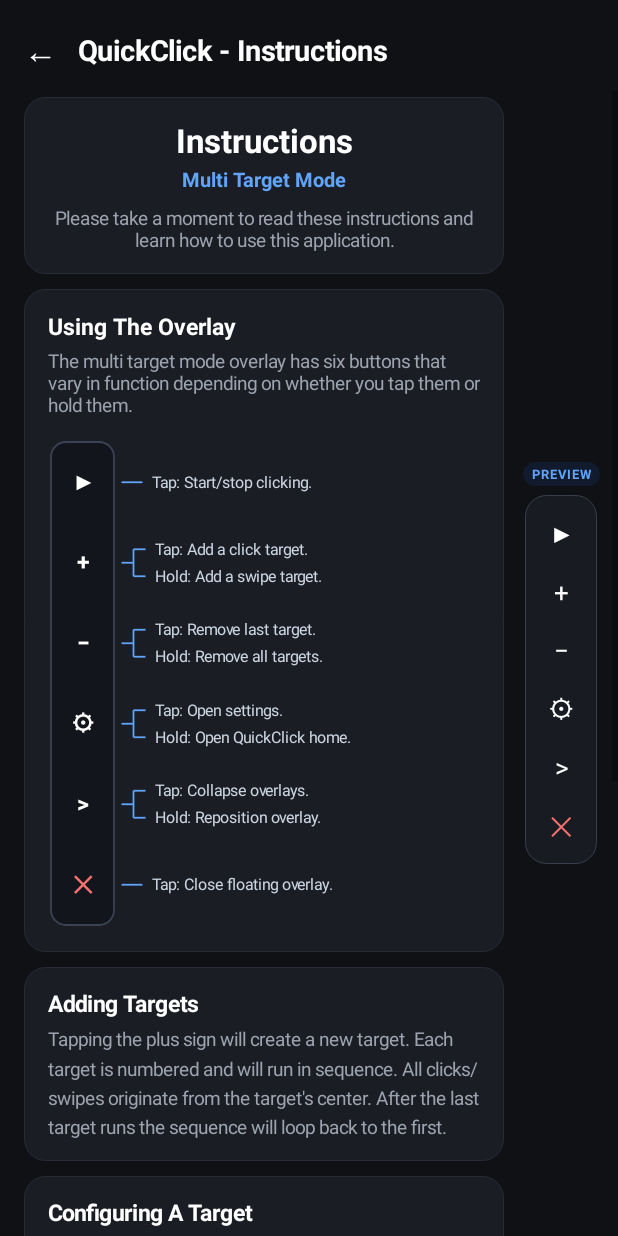
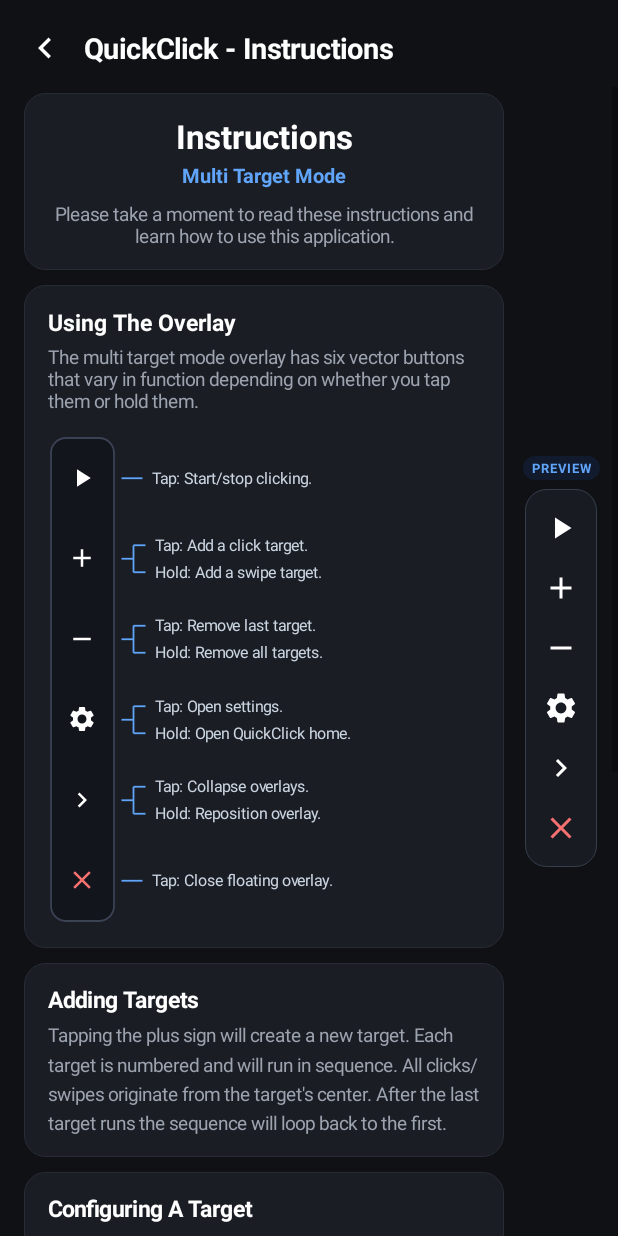
Before and after one commit to gwentale/QuickClick, an Android app: the InstructionsActivity screen opened directly, with no data from a screen before it, on a phone screen of 412 x 824 dp. Run offline under Robolectric (Android 15) with nearby library versions, the phone set to English and light mode, and no system bars.

Commit message:
Update InstructionsActivity.kt

```diff
--- a/app/src/main/java/com/app/autoclicker/ui/InstructionsActivity.kt
+++ b/app/src/main/java/com/app/autoclicker/ui/InstructionsActivity.kt
@@ -1,10 +1,12 @@
 package com.app.autoclicker.ui
 
 import android.content.Context
+import android.content.res.ColorStateList
 import android.graphics.Canvas
 import android.graphics.Color
 import android.graphics.Paint
 import android.graphics.Typeface
+import android.graphics.drawable.Drawable
 import android.graphics.drawable.GradientDrawable
 import android.os.Bundle
 import android.text.Layout
@@ -13,11 +15,14 @@ import android.text.TextPaint
 import android.view.Gravity
 import android.view.View
 import android.widget.FrameLayout
+import android.widget.ImageView
 import android.widget.LinearLayout
 import android.widget.ScrollView
 import android.widget.TextView
 import android.widget.Toast
 import androidx.appcompat.app.AppCompatActivity
+import androidx.core.content.ContextCompat
+import com.app.autoclicker.R
 
 class InstructionsActivity : AppCompatActivity() {
 
@@ -34,17 +39,15 @@ class InstructionsActivity : AppCompatActivity() {
             setBackgroundColor(Color.parseColor("#0F1115"))
         }
 
-        // Top Bar
         val topBar = LinearLayout(this).apply {
             orientation = LinearLayout.HORIZONTAL
             gravity = Gravity.CENTER_VERTICAL
             setPadding(16.dp(), 18.dp(), 16.dp(), 12.dp())
         }
-        val btnBack = TextView(this).apply {
-            text = "←"
-            textSize = 22f
-            setTextColor(Color.WHITE)
-            setPadding(0, 0, 14.dp(), 0)
+        val btnBack = ImageView(this).apply {
+            setImageResource(R.drawable.ic_chevron_left)
+            imageTintList = ColorStateList.valueOf(Color.WHITE)
+            layoutParams = LinearLayout.LayoutParams(28.dp(), 28.dp()).apply { rightMargin = 12.dp() }
             setOnClickListener { finish() }
         }
         val tvTopTitle = TextView(this).apply {
@@ -57,7 +60,6 @@ class InstructionsActivity : AppCompatActivity() {
         topBar.addView(tvTopTitle)
         root.addView(topBar)
 
-        // Body Container: Scrollable instructions on the left + Floating preview anchored on the right
         val bodyFrame = FrameLayout(this).apply {
             layoutParams = LinearLayout.LayoutParams(
                 LinearLayout.LayoutParams.MATCH_PARENT,
@@ -73,13 +75,11 @@ class InstructionsActivity : AppCompatActivity() {
             )
         }
 
-        // Right padding (76dp) reserves dedicated space for the right-side floating preview (48dp + 12dp margin + 16dp gap)
         val content = LinearLayout(this).apply {
             orientation = LinearLayout.VERTICAL
             setPadding(16.dp(), 4.dp(), 76.dp(), 28.dp())
         }
 
-        // Header Card
         val headerCard = createCard().apply {
             gravity = Gravity.CENTER_HORIZONTAL
             addView(TextView(context).apply {
@@ -106,7 +106,6 @@ class InstructionsActivity : AppCompatActivity() {
         }
         content.addView(headerCard)
 
-        // Using The Overlay Card with Visual Diagram
         val overlayCard = createCard().apply {
             addView(TextView(context).apply {
                 text = "Using The Overlay"
@@ -116,7 +115,7 @@ class InstructionsActivity : AppCompatActivity() {
                 setPadding(0, 0, 0, 4.dp())
             })
             addView(TextView(context).apply {
-                text = "The multi target mode overlay has six buttons that vary in function depending on whether you tap them or hold them."
+                text = "The multi target mode overlay has six vector buttons that vary in function depending on whether you tap them or hold them."
                 textSize = 12.5f
                 setTextColor(Color.parseColor("#9CA3AF"))
                 setPadding(0, 0, 0, 12.dp())
@@ -130,7 +129,6 @@ class InstructionsActivity : AppCompatActivity() {
         }
         content.addView(overlayCard)
 
-        // Instructional Sections
         content.addView(
             createInfoSectionCard(
                 title = "Adding Targets",
@@ -141,7 +139,7 @@ class InstructionsActivity : AppCompatActivity() {
         content.addView(
             createInfoSectionCard(
                 title = "Configuring A Target",
-                body = "Tapping a target will allow you to configure its settings. Each target can be individually configured with a variety of settings."
+                body = "Tapping a target opens Edit Target, allowing you to schedule a specific Start At time (with seconds), set custom delays, repeat counts, auto-disable rules, or remove/disable the target."
             )
         )
 
@@ -161,10 +159,7 @@ class InstructionsActivity : AppCompatActivity() {
 
         scroll.addView(content)
         bodyFrame.addView(scroll)
-
-        // Right-Side Floating Overlay Preview (Non-overlapping with instruction text)
-        val floatingPreviewContainer = buildRightFloatingPreview()
-        bodyFrame.addView(floatingPreviewContainer)
+        bodyFrame.addView(buildRightFloatingPreview())
 
         root.addView(bodyFrame)
         setContentView(root)
@@ -220,10 +215,13 @@ class InstructionsActivity : AppCompatActivity() {
         var isPreviewPlaying = false
         var isPreviewCollapsed = false
 
-        val btnPlay = createPreviewButton("▶", Color.WHITE)
+        val btnPlay = createPreviewVectorButton(R.drawable.ic_play, Color.WHITE)
         btnPlay.setOnClickListener {
             isPreviewPlaying = !isPreviewPlaying
-            btnPlay.text = if (isPreviewPlaying) "⏸" else "▶"
+            btnPlay.setImageResource(if (isPreviewPlaying) R.drawable.ic_pause else R.drawable.ic_play)
+            btnPlay.imageTintList = ColorStateList.valueOf(
+                if (isPreviewPlaying) Color.parseColor("#34D399") else Color.WHITE
+            )
             Toast.makeText(
                 this,
                 if (isPreviewPlaying) "Preview: Auto-clicker running" else "Preview: Auto-clicker paused",
@@ -231,25 +229,25 @@ class InstructionsActivity : AppCompatActivity() {
             ).show()
         }
 
-        val btnAdd = createPreviewButton("+", Color.WHITE).apply {
+        val btnAdd = createPreviewVectorButton(R.drawable.ic_add, Color.WHITE).apply {
             setOnClickListener {
                 Toast.makeText(this@InstructionsActivity, "Tap: Add click target | Hold: Add swipe target", Toast.LENGTH_SHORT).show()
             }
         }
 
-        val btnRemove = createPreviewButton("−", Color.WHITE).apply {
+        val btnRemove = createPreviewVectorButton(R.drawable.ic_remove, Color.WHITE).apply {
             setOnClickListener {
                 Toast.makeText(this@InstructionsActivity, "Tap: Remove last target | Hold: Clear all", Toast.LENGTH_SHORT).show()
             }
         }
 
-        val btnSettings = createPreviewButton("⚙", Color.WHITE).apply {
+        val btnSettings = createPreviewVectorButton(R.drawable.ic_settings, Color.WHITE).apply {
             setOnClickListener {
                 Toast.makeText(this@InstructionsActivity, "Tap: Open Settings | Hold: Open Home", Toast.LENGTH_SHORT).show()
             }
         }
 
-        val btnClose = createPreviewButton("✕", Color.parseColor("#F87171")).apply {
+        val btnClose = createPreviewVectorButton(R.drawable.ic_close, Color.parseColor("#F87171")).apply {
             setOnClickListener {
                 Toast.makeText(this@InstructionsActivity, "Tap: Close floating overlay", Toast.LENGTH_SHORT).show()
             }
@@ -257,12 +255,12 @@ class InstructionsActivity : AppCompatActivity() {
 
         val collapsibleButtons = listOf(btnPlay, btnAdd, btnRemove, btnSettings, btnClose)
 
-        val btnCollapse = createPreviewButton(">", Color.WHITE).apply {
+        val btnCollapse = createPreviewVectorButton(R.drawable.ic_chevron_right, Color.WHITE).apply {
             setOnClickListener {
                 isPreviewCollapsed = !isPreviewCollapsed
                 val vis = if (isPreviewCollapsed) View.GONE else View.VISIBLE
                 collapsibleButtons.forEach { it.visibility = vis }
-                text = if (isPreviewCollapsed) "<" else ">"
+                setImageResource(if (isPreviewCollapsed) R.drawable.ic_chevron_left else R.drawable.ic_chevron_right)
             }
         }
 
@@ -275,17 +273,13 @@ class InstructionsActivity : AppCompatActivity() {
         return wrapper
     }
 
-    private fun createPreviewButton(symbol: String, color: Int): TextView {
-        return TextView(this).apply {
-            text = symbol
-            textSize = 17f
-            setTextColor(color)
-            gravity = Gravity.CENTER
-            setPadding(0, 8.dp(), 0, 8.dp())
-            layoutParams = LinearLayout.LayoutParams(
-                LinearLayout.LayoutParams.MATCH_PARENT,
-                LinearLayout.LayoutParams.WRAP_CONTENT
-            )
+    private fun createPreviewVectorButton(iconRes: Int, tintColor: Int): ImageView {
+        return ImageView(this).apply {
+            setImageResource(iconRes)
+            imageTintList = ColorStateList.valueOf(tintColor)
+            scaleType = ImageView.ScaleType.CENTER_INSIDE
+            setPadding(8.dp(), 8.dp(), 8.dp(), 8.dp())
+            layoutParams = LinearLayout.LayoutParams(40.dp(), 40.dp())
         }
     }
 
@@ -342,30 +336,24 @@ class InstructionsActivity : AppCompatActivity() {
             style = Paint.Style.STROKE
             strokeWidth = 1.2f.dp()
         }
-        private val symbolPaint = Paint(Paint.ANTI_ALIAS_FLAG).apply {
-            color = Color.WHITE
-            textSize = 15f.dp()
-            textAlign = Paint.Align.CENTER
-            typeface = Typeface.create(Typeface.DEFAULT, Typeface.BOLD)
-        }
         private val descTextPaint = TextPaint(Paint.ANTI_ALIAS_FLAG).apply {
             color = Color.parseColor("#CBD5E1")
             textSize = 10.5f.dp()
         }
 
         private data class DiagramItem(
-            val symbol: String,
-            val symbolColor: Int,
+            val drawable: Drawable?,
+            val tintColor: Int,
             val lines: List<String>
         )
 
         private val items = listOf(
-            DiagramItem("▶", Color.WHITE, listOf("Tap: Start/stop clicking.")),
-            DiagramItem("+", Color.WHITE, listOf("Tap: Add a click target.", "Hold: Add a swipe target.")),
-            DiagramItem("−", Color.WHITE, listOf("Tap: Remove last target.", "Hold: Remove all targets.")),
-            DiagramItem("⚙", Color.WHITE, listOf("Tap: Open settings.", "Hold: Open QuickClick home.")),
-            DiagramItem(">", Color.WHITE, listOf("Tap: Collapse overlays.", "Hold: Reposition overlay.")),
-            DiagramItem("✕", Color.parseColor("#F87171"), listOf("Tap: Close floating overlay."))
+            DiagramItem(ContextCompat.getDrawable(context, R.drawable.ic_play), Color.WHITE, listOf("Tap: Start/stop clicking.")),
+            DiagramItem(ContextCompat.getDrawable(context, R.drawable.ic_add), Color.WHITE, listOf("Tap: Add a click target.", "Hold: Add a swipe target.")),
+            DiagramItem(ContextCompat.getDrawable(context, R.drawable.ic_remove), Color.WHITE, listOf("Tap: Remove last target.", "Hold: Remove all targets.")),
+            DiagramItem(ContextCompat.getDrawable(context, R.drawable.ic_settings), Color.WHITE, listOf("Tap: Open settings.", "Hold: Open QuickClick home.")),
+            DiagramItem(ContextCompat.getDrawable(context, R.drawable.ic_chevron_right), Color.WHITE, listOf("Tap: Collapse overlays.", "Hold: Reposition overlay.")),
+            DiagramItem(ContextCompat.getDrawable(context, R.drawable.ic_close), Color.parseColor("#F87171"), listOf("Tap: Close floating overlay."))
         )
 
         override fun onDraw(canvas: Canvas) {
@@ -375,18 +363,25 @@ class InstructionsActivity : AppCompatActivity() {
             val barTop = 4f.dp()
             val barBottom = height - 4f.dp()
             val rowHeight = (barBottom - barTop) / items.size
+            val iconHalf = 10f.dp()
 
             canvas.drawRoundRect(barLeft, barTop, barLeft + barWidth, barBottom, 10f.dp(), 10f.dp(), barFill)
             canvas.drawRoundRect(barLeft, barTop, barLeft + barWidth, barBottom, 10f.dp(), 10f.dp(), barStroke)
 
-            val fmSym = symbolPaint.fontMetrics
-            val symOffset = (fmSym.descent - fmSym.ascent) / 2f - fmSym.descent
-
             items.forEachIndexed { idx, item ->
                 val centerY = barTop + (idx + 0.5f) * rowHeight
+                val centerX = barLeft + barWidth / 2f
 
-                symbolPaint.color = item.symbolColor
-                canvas.drawText(item.symbol, barLeft + barWidth / 2f, centerY + symOffset, symbolPaint)
+                item.drawable?.mutate()?.let { d ->
+                    d.setTint(item.tintColor)
+                    d.setBounds(
+                        (centerX - iconHalf).toInt(),
+                        (centerY - iconHalf).toInt(),
+                        (centerX + iconHalf).toInt(),
+                        (centerY + iconHalf).toInt()
+                    )
+                    d.draw(canvas)
+                }
 
                 val lineStartX = barLeft + barWidth + 5f.dp()
                 if (item.lines.size == 1) {
```
